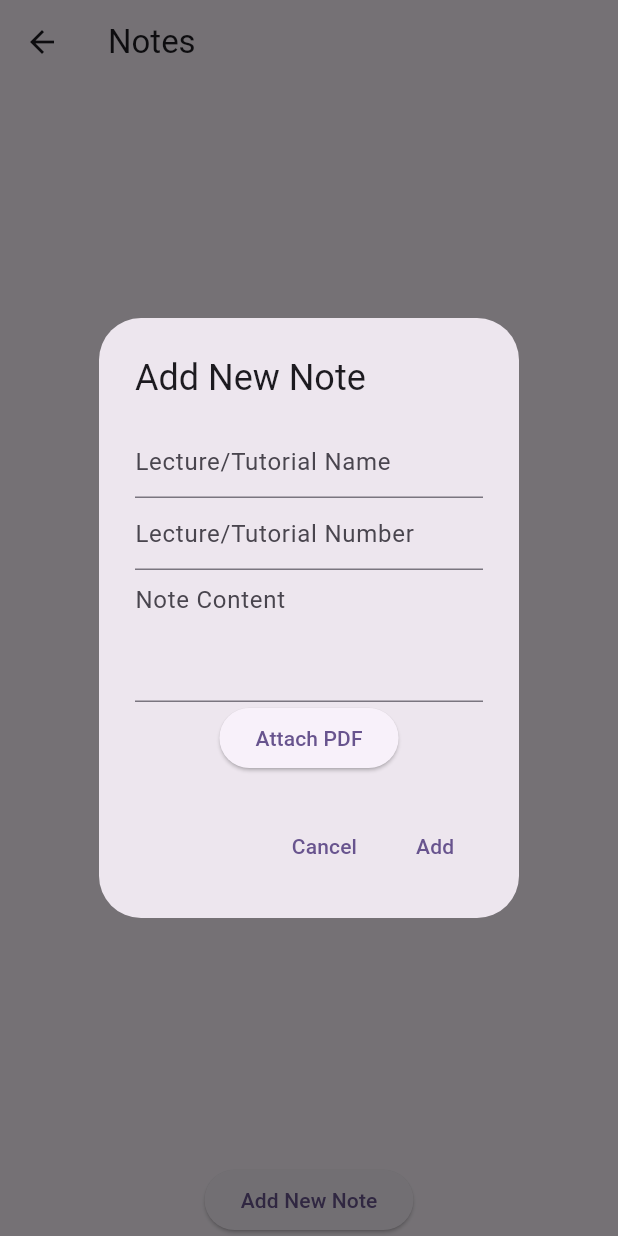
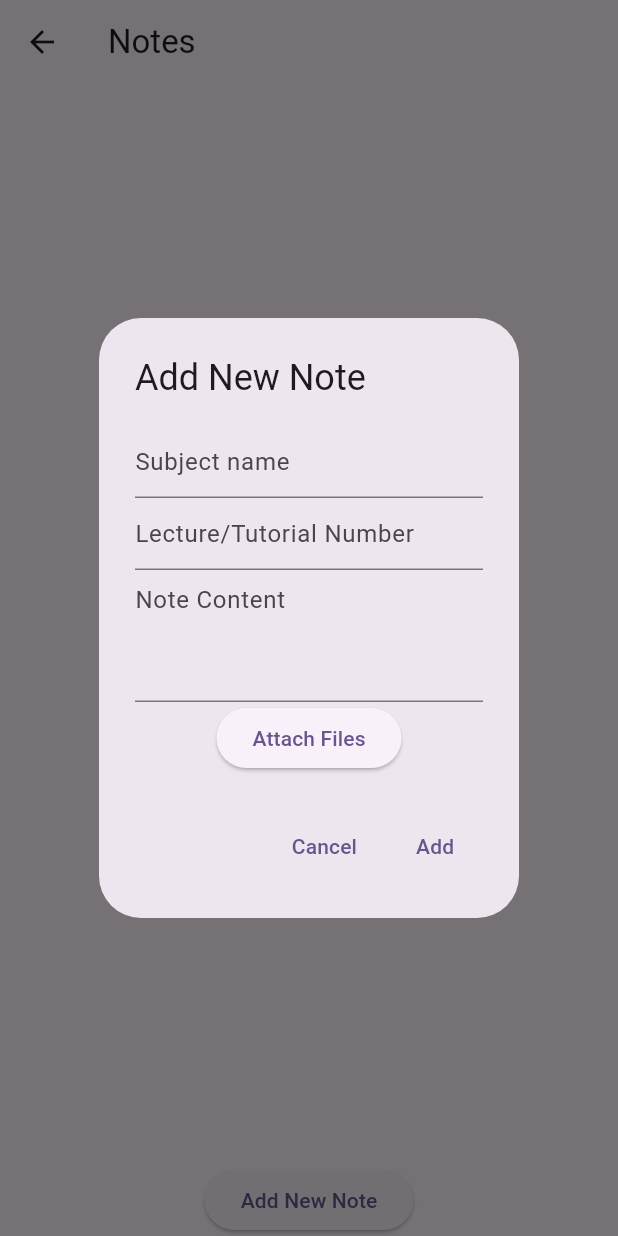
Before and after one commit to MariamBadie/InternshipCampusApp, a Flutter app: the NotesPage screen opened directly, after a tap on "Add New Note", on a phone screen of 412 x 824 dp. Run offline on Flutter 3.47's test engine with Material 3 defaults, Android fonts, the phone set to English and light mode, and no system bars; our stand-ins replace device_preview, file_picker, fl_chart, flashy_tab_bar2, google_fonts, image_picker and 4 more.

Commit message:
added feature to notes page

```diff
--- a/lib/screens/NotesPage.dart
+++ b/lib/screens/NotesPage.dart
@@ -1,93 +1,107 @@
 import 'package:flutter/material.dart';
 import 'package:file_picker/file_picker.dart';
-import 'dart:io';
+import 'package:image_picker/image_picker.dart';
+import 'dart:io'; // Import this to use File class
 
 class NotesPage extends StatefulWidget {
   final String? courseName;
 
-  NotesPage({this.courseName});
+  const NotesPage({super.key, this.courseName});
 
   @override
+  // ignore: library_private_types_in_public_api
   _NotesPageState createState() => _NotesPageState();
 }
 
 class _NotesPageState extends State<NotesPage> {
-  List<Note> notes = [];
-  TextEditingController _titleController = TextEditingController();
-  TextEditingController _numberController = TextEditingController();
-  TextEditingController _contentController = TextEditingController();
-  String? _pdfPath;
+  final TextEditingController _titleController = TextEditingController();
+  final TextEditingController _numberController = TextEditingController();
+  final TextEditingController _contentController = TextEditingController();
+  final List<String> _attachmentPaths = [];
 
   @override
   Widget build(BuildContext context) {
     return Scaffold(
         appBar: AppBar(
-        title: Text('Notes'),
+          title: const Text('Notes'),
         ),
-      body: Column(
+        body: Align(
+          alignment: Alignment.bottomCenter,
+          child: Column(
+            mainAxisAlignment: MainAxisAlignment.end,
+            crossAxisAlignment: CrossAxisAlignment.center,
             children: [
-          Expanded(
-            child: ListView.builder(
-              itemCount: notes.length,
-              itemBuilder: (context, index) {
-                return NoteCard(note: notes[index]);
-              },
-            ),
-          ),
               ElevatedButton(
-            child: Text('Add New Note'),
+                child: const Text('Add New Note'),
                 onPressed: () => _showAddNoteDialog(),
               ),
             ],
           ),
-    );
+        ));
   }
 
   void _showAddNoteDialog() {
+    _titleController.clear();
+    _numberController.clear();
+    _contentController.clear();
+    _attachmentPaths.clear();
+
     showDialog(
       context: context,
       builder: (BuildContext context) {
         return AlertDialog(
-          title: Text('Add New Note'),
+          title: const Text('Add New Note'),
           content: SingleChildScrollView(
             child: Column(
               mainAxisSize: MainAxisSize.min,
               children: [
                 TextField(
                   controller: _titleController,
-                  decoration:
-                      InputDecoration(hintText: 'Lecture/Tutorial Name'),
+                  decoration: const InputDecoration(hintText: 'Subject name'),
                 ),
                 TextField(
                   controller: _numberController,
-                  decoration:
-                      InputDecoration(hintText: 'Lecture/Tutorial Number'),
+                  decoration: const InputDecoration(
+                      hintText: 'Lecture/Tutorial Number'),
                   keyboardType: TextInputType.number,
                 ),
                 TextField(
                   controller: _contentController,
-                  decoration: InputDecoration(hintText: 'Note Content'),
+                  decoration: const InputDecoration(hintText: 'Note Content'),
                   maxLines: 3,
                 ),
                 ElevatedButton(
-                  child: Text('Attach PDF'),
-                  onPressed: _pickPDF,
+                    onPressed: _showAttachmentSourceDialog,
+                    child: const Text('Attach Files')),
+                if (_attachmentPaths.isNotEmpty)
+                  Wrap(
+                    children: _attachmentPaths.map((path) {
+                      return Padding(
+                        padding: const EdgeInsets.all(8.0),
+                        child: Image.file(
+                          File(path),
+                          width: 100,
+                          height: 100,
+                          fit: BoxFit.cover,
                         ),
-                if (_pdfPath != null)
-                  Text('PDF attached: ${_pdfPath!.split('/').last}'),
+                      );
+                    }).toList(),
+                  ),
               ],
             ),
           ),
           actions: [
             TextButton(
-              child: Text('Cancel'),
-              onPressed: () => Navigator.of(context).pop(),
+              child: const Text('Cancel'),
+              onPressed: () {
+                Navigator.of(context).pop();
+                _clearFields();
+              },
             ),
             TextButton(
-              child: Text('Add'),
+              child: const Text('Add'),
               onPressed: () {
-                _addNote();
-                Navigator.of(context).pop();
+                //add functionality
               },
             ),
           ],
@@ -96,70 +110,81 @@ class _NotesPageState extends State<NotesPage> {
     );
   }
 
-  void _pickPDF() async {
+  void _showAttachmentSourceDialog() {
+    showDialog(
+      context: context,
+      builder: (BuildContext context) {
+        return AlertDialog(
+          title: const Text('Select Attachment Source'),
+          content: Column(
+            mainAxisSize: MainAxisSize.min,
+            children: [
+              ListTile(
+                leading: const Icon(Icons.insert_drive_file),
+                title: const Text('Pick from File System'),
+                onTap: () {
+                  Navigator.of(context).pop(); // Close the dialog
+                  _pickFile();
+                },
+              ),
+              ListTile(
+                leading: const Icon(Icons.photo_library),
+                title: const Text('Pick from Photos'),
+                onTap: () {
+                  Navigator.of(context).pop(); // Close the dialog
+                  _pickImageFromGallery();
+                },
+              ),
+            ],
+          ),
+        );
+      },
+    );
+  }
+
+  void _pickFile() async {
+    try {
       FilePickerResult? result = await FilePicker.platform.pickFiles(
-      type: FileType.custom,
-      allowedExtensions: ['pdf'],
+        type: FileType.any,
+        allowMultiple: true,
       );
 
       if (result != null) {
         setState(() {
-        _pdfPath = result.files.single.path;
+          _attachmentPaths.addAll(
+              result.paths.where((path) => path != null).cast<String>());
         });
+      }
+    } catch (e) {
+      print('Error picking file: $e');
+      ScaffoldMessenger.of(context).showSnackBar(
+        const SnackBar(content: Text('Failed to pick file.')),
+      );
     }
   }
 
-  void _addNote() {
-    if (_titleController.text.isNotEmpty && _numberController.text.isNotEmpty) {
+  void _pickImageFromGallery() async {
+    try {
+      final ImagePicker picker = ImagePicker();
+      final List<XFile>? images = await picker.pickMultiImage();
+
+      if (images != null) {
         setState(() {
-        notes.add(Note(
-          title: _titleController.text,
-          number: int.parse(_numberController.text),
-          content: _contentController.text,
-          pdfPath: _pdfPath,
-        ));
+          _attachmentPaths.addAll(images.map((image) => image.path));
+        });
+      }
+    } catch (e) {
+      print('Error picking image: $e');
+      ScaffoldMessenger.of(context).showSnackBar(
+        const SnackBar(content: Text('Failed to pick images.')),
+      );
+    }
+  }
+
+  void _clearFields() {
     _titleController.clear();
     _numberController.clear();
     _contentController.clear();
-        _pdfPath = null;
-      });
+    _attachmentPaths.clear();
   }
 }
-}
-
-class Note {
-  final String title;
-  final int number;
-  final String content;
-  final String? pdfPath;
-
-  Note(
-      {required this.title,
-      required this.number,
-      required this.content,
-      this.pdfPath});
-}
-
-class NoteCard extends StatelessWidget {
-  final Note note;
-
-  NoteCard({required this.note});
-
-  @override
-  Widget build(BuildContext context) {
-    return Card(
-      child: ListTile(
-        title: Text('${note.title} - #${note.number}'),
-        subtitle: Text(note.content),
-        trailing: note.pdfPath != null
-            ? IconButton(
-                icon: Icon(Icons.attachment),
-                onPressed: () {
-                  // Implement PDF viewing functionality here
-                },
-              )
-            : null,
-      ),
-    );
-  }
-}
--- a/pubspec.yaml
+++ b/pubspec.yaml
@@ -30,21 +30,21 @@ environment:
 dependencies:
   cupertino_icons: ^1.0.6
   device_preview: ^1.2.0
+  file_picker: ^5.0.0
   fl_chart: ^0.68.0
   flashy_tab_bar2: ^0.0.10
   flutter:
     sdk: flutter
   google_fonts: ^6.2.1
   http: ^1.2.2
-  image_picker: ^0.8.4+5
+  image_picker: ^1.1.2
   intl: ^0.19.0
   open_file: ^3.3.2
   path_provider: ^2.1.4
   permission_handler: ^11.3.1
-  share_plus: ^7.0.0
+  share_plus: ^10.0.1
   timeago: ^3.1.0
   uuid: ^4.4.2
-  file_picker: ^5.0.0
 
 dev_dependencies:
   flutter_lints: ^4.0.0
```
Also changed, not shown: pubspec.lock, 3 other files. Lines whose indentation alone changed are shown as unchanged.
